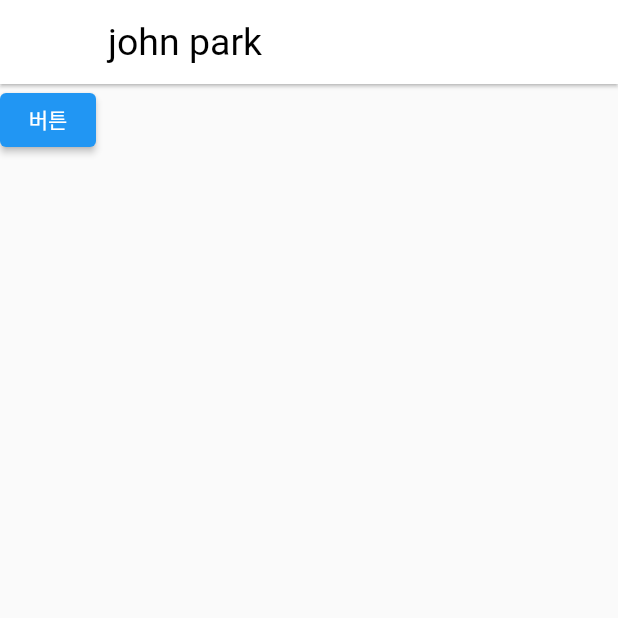
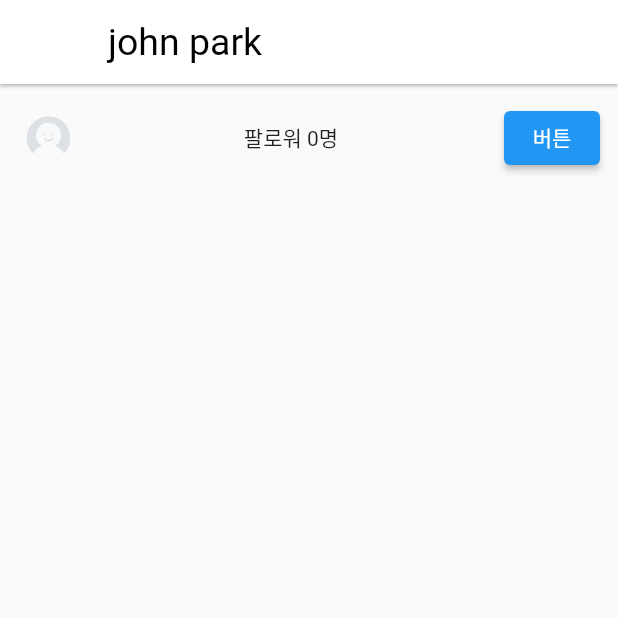
Before and after one commit to whdgnszz1/flutter, a Flutter app: the Profile screen opened directly, after a tap on "버튼", on a phone screen of 412 x 824 dp, the top half of it. Run offline on Flutter 3.47's test engine with Material 2 defaults, Android fonts, the phone set to English and light mode, and no system bars; our stand-ins replace contacts_service, image_picker, permission_handler; network calls fail.

Commit message:
Assignment6: Design profile page

```diff
--- a/instagram/lib/main.dart
+++ b/instagram/lib/main.dart
@@ -236,6 +236,7 @@ class Upload extends StatelessWidget {
 
 class Store1 extends ChangeNotifier {
   var name = 'john kim';
+  var follower = 0;
   changeName(){
     name = 'john park';
     notifyListeners();
@@ -253,12 +254,18 @@ class Profile extends StatelessWidget {
   Widget build(BuildContext context) {
     return Scaffold(
       appBar: AppBar(title: Text(context.watch<Store1>().name) ,),
-      body: Column(
-        children: [
-          ElevatedButton(onPressed: (){
-            context.read<Store1>().changeName();
-          }, child: Text('버튼'))
-        ],
+      body: Padding(
+        padding: const EdgeInsets.all(12.0),
+        child: Row(
+          mainAxisAlignment: MainAxisAlignment.spaceBetween,
+          children: [
+            Image.asset('assets/placeholder.png',width: 40),
+            Text('팔로워 ${context.watch<Store1>().follower}명'),
+            ElevatedButton(onPressed: (){
+              context.read<Store1>().changeName();
+            }, child: Text('버튼'))
+          ],
+        ),
       ),
     );
   }
--- a/instagram/pubspec.yaml
+++ b/instagram/pubspec.yaml
@@ -55,6 +55,8 @@ dev_dependencies:
 
 # The following section is specific to Flutter packages.
 flutter:
+  assets:
+    - assets/
 
   # The following line ensures that the Material Icons font is
   # included with your application, so that you can use the icons in
```
